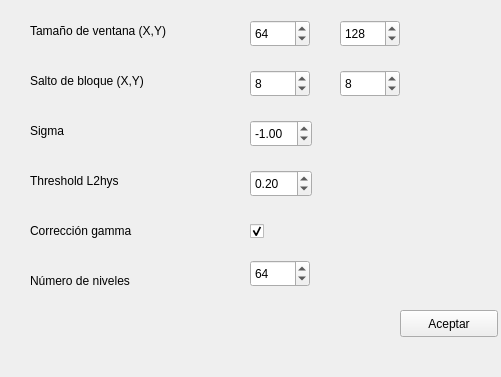
This is src/gui/conf_hog.ui in IgnacioSRL/OpenCV_ML_Tool as Qt 5 draws it before an edit. The edited form follows.
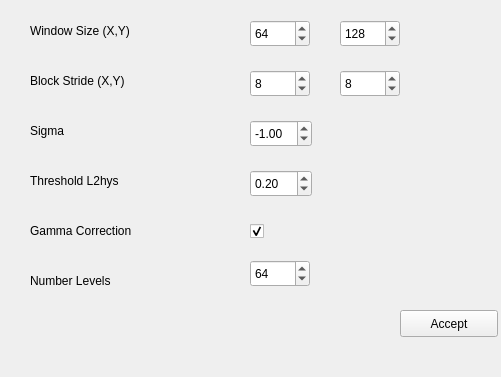
This is the edited form.

```diff
--- a/src/gui/conf_hog.ui
+++ b/src/gui/conf_hog.ui
@@ -30,7 +30,7 @@
      </rect>
     </property>
     <property name="text">
-     <string>Aceptar</string>
+     <string>Accept</string>
     </property>
    </widget>
    <widget class="QLabel" name="label">
@@ -43,7 +43,7 @@
      </rect>
     </property>
     <property name="text">
-     <string>Tamaño de ventana (X,Y)</string>
+     <string>Window Size (X,Y)</string>
     </property>
    </widget>
    <widget class="QLabel" name="label_2">
@@ -56,7 +56,7 @@
      </rect>
     </property>
     <property name="text">
-     <string>Salto de bloque (X,Y)</string>
+     <string>Block Stride (X,Y)</string>
     </property>
    </widget>
    <widget class="QLabel" name="label_3">
@@ -95,7 +95,7 @@
      </rect>
     </property>
     <property name="text">
-     <string>Corrección gamma</string>
+     <string>Gamma Correction</string>
     </property>
    </widget>
    <widget class="QLabel" name="label_6">
@@ -108,7 +108,7 @@
      </rect>
     </property>
     <property name="text">
-     <string>Número de niveles</string>
+     <string>Number Levels</string>
     </property>
    </widget>
    <widget class="QDoubleSpinBox" name="Sigma">
```
Left out of the diff: 2 changed lines with no effect on the pictures.
